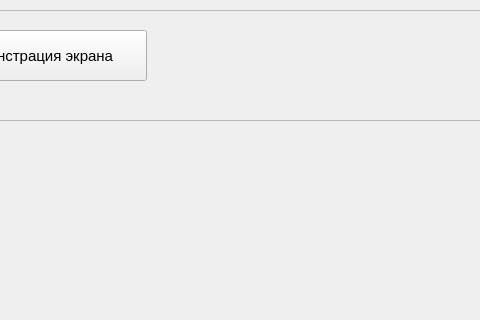
Qt form instructor.ui (serluk/GUI_python) before a commit; both pictures show x 764 to 1244 and y 0 to 320 of the 1441 by 833 pixel window.
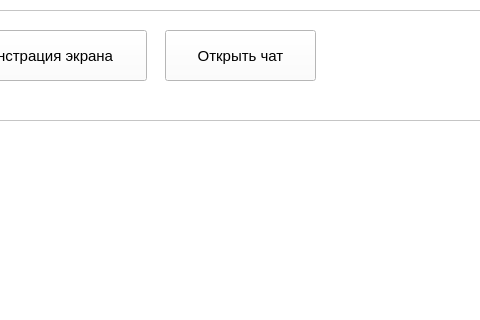
The same form after that commit.

The edit to the form file:
```diff
--- a/instructor.ui
+++ b/instructor.ui
@@ -19,6 +19,9 @@
   <property name="windowTitle">
    <string>Инструктор</string>
   </property>
+  <property name="styleSheet">
+   <string notr="true">background-color: rgb(255, 255, 255);</string>
+  </property>
   <widget class="QFrame" name="frame">
    <property name="geometry">
     <rect>
@@ -169,6 +172,27 @@
      <string>Демонстрация экрана</string>
     </property>
    </widget>
+   <widget class="QPushButton" name="chat_instructor_button">
+    <property name="geometry">
+     <rect>
+      <x>699</x>
+      <y>20</y>
+      <width>151</width>
+      <height>51</height>
+     </rect>
+    </property>
+    <property name="font">
+     <font>
+      <pointsize>11</pointsize>
+     </font>
+    </property>
+    <property name="styleSheet">
+     <string notr="true">color: rgb(0, 0, 0);</string>
+    </property>
+    <property name="text">
+     <string>Открыть чат</string>
+    </property>
+   </widget>
   </widget>
  </widget>
  <resources/>
```
Left out of the diff: 24 changed lines with no effect on the pictures.
